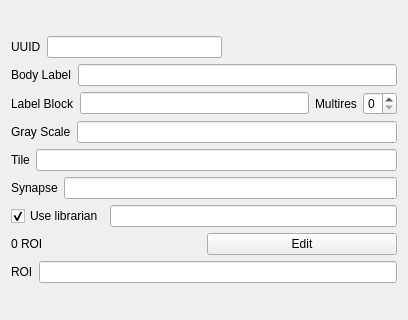
Qt form neurolabi/gui/dialogs/zdviddialog.ui (janelia-flyem/NeuTu) before a commit; both pictures show x 0 to 408 and y 126 to 446 of the 408 by 562 pixel window.
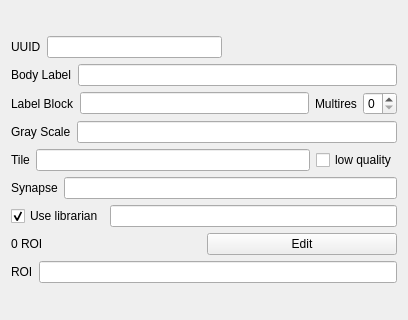
The same form after that commit.

Commit message: add tile quality setting

What changed in the file:
```diff
--- a/neurolabi/gui/dialogs/zdviddialog.ui
+++ b/neurolabi/gui/dialogs/zdviddialog.ui
@@ -222,6 +222,13 @@
      <item>
       <widget class="QLineEdit" name="tileLineEdit"/>
      </item>
+     <item>
+      <widget class="QCheckBox" name="lowQualityCheckBox">
+       <property name="text">
+        <string>low quality</string>
+       </property>
+      </widget>
+     </item>
     </layout>
    </item>
    <item>
```
The commit also changes 10 other files.
